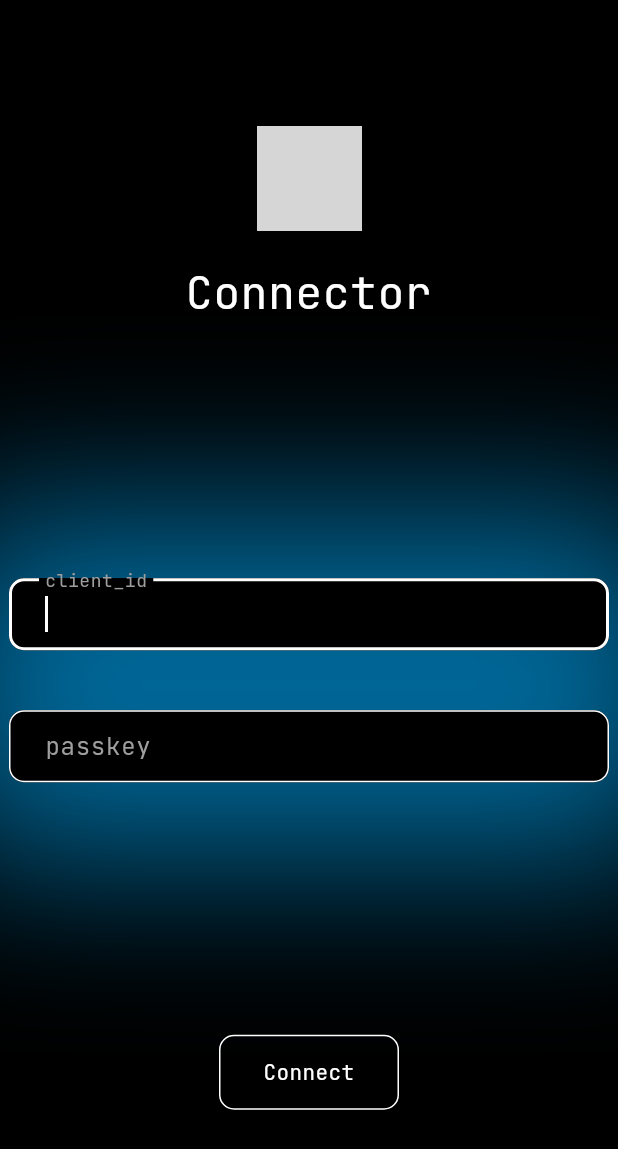
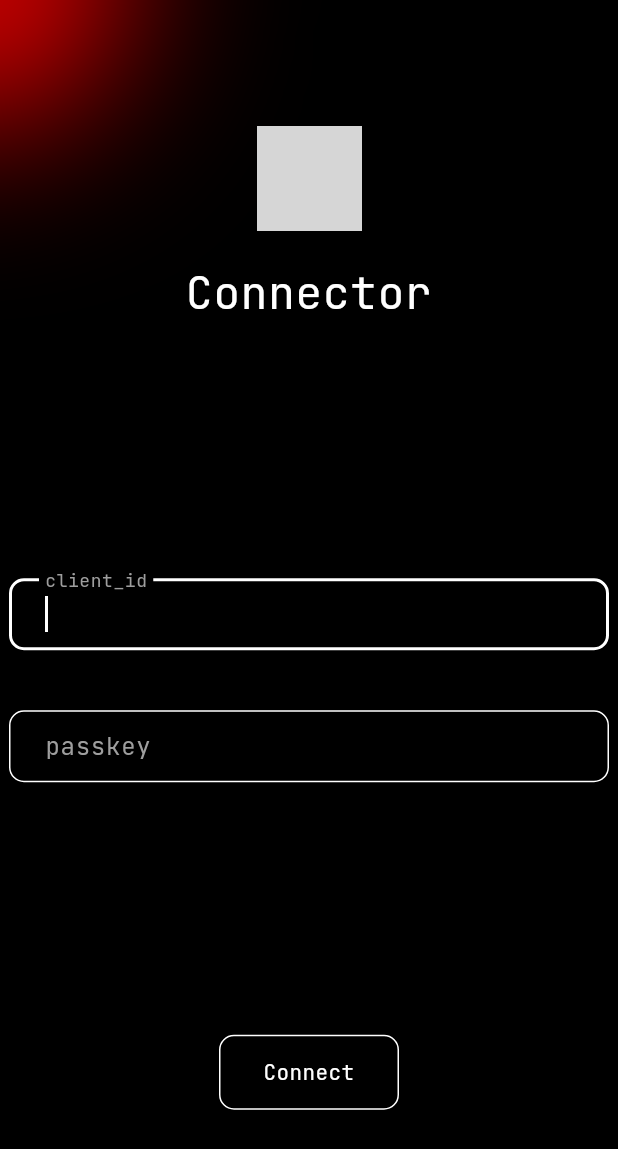
Before and after one commit to jschaeken/connector, a Flutter app: the screen it shows after launch, on a phone screen of 412 x 824 dp. Shown: the top 1149 px of the screen. Run offline on Flutter 3.47's test engine with Material 3 defaults, Android fonts, the phone set to English and light mode, and no system bars; drawn by our look-alikes of flutter_animate; our stand-ins replace firebase_core, google_fonts; accounts and stored records are empty; network calls fail; statements that could not run were skipped; grey boxes are pictures that could not be loaded.

Commit message:
chore: Refactor login view widget and add mouse position tracking with color fade pointer

```diff
--- a/lib/screens/login_view.dart
+++ b/lib/screens/login_view.dart
@@ -61,11 +61,26 @@ class _LoginViewState extends State<LoginView> {
     }
   }
 
+  Offset _mousePosition = const Offset(0, 0);
+
   @override
   Widget build(BuildContext context) {
     return Scaffold(
       backgroundColor: Colors.black,
-      body: Column(
+      body: MouseRegion(
+        onHover: (event) {
+          setState(() {
+            debugPrint('Mouse position: ${event.localPosition}');
+            _mousePosition = event.localPosition;
+          });
+        },
+        child: Stack(
+          fit: StackFit.expand,
+          children: [
+            ColorFadeBox(
+              position: _mousePosition,
+            ),
+            Column(
               crossAxisAlignment: CrossAxisAlignment.center,
               mainAxisAlignment: MainAxisAlignment.spaceAround,
               children: [
@@ -87,18 +102,12 @@ class _LoginViewState extends State<LoginView> {
                     ),
                   ],
                 ),
-          Container(
-            decoration: const BoxDecoration(
-              boxShadow: [
-                BoxShadow(
-                  color: Color.fromARGB(255, 0, 104, 153),
-                  spreadRadius: 50,
-                  blurRadius: 100,
-                  offset: Offset(0, 3),
-                ),
-              ],
-            ),
-            child: Column(
+                SizedBox(
+                  width: 400,
+                  child: Stack(
+                    alignment: Alignment.center,
+                    children: [
+                      Column(
                         children: [
                           CustomTextField(
                             focusNode: clientCodeFocusNode,
@@ -112,6 +121,8 @@ class _LoginViewState extends State<LoginView> {
                           ),
                         ],
                       ),
+                    ],
+                  ),
                 ),
                 LoginButton(
                   onTap: () {
@@ -120,6 +131,59 @@ class _LoginViewState extends State<LoginView> {
                 ),
               ],
             ),
+          ],
+        ),
+      ),
+    );
+  }
+}
+
+class ColorFadeBox extends StatelessWidget {
+  const ColorFadeBox({
+    super.key,
+    required this.position,
+  });
+
+  final Offset position;
+
+  Offset get _mousePosition => position;
+
+  @override
+  Widget build(BuildContext context) {
+    return Positioned(
+      left: ((_mousePosition.dx / 8) - 50),
+      top: ((_mousePosition.dy / 8) - 50),
+      child: Animate(
+        onPlay: (controller) => controller.repeat(reverse: true),
+      )
+          .custom(
+              duration: 5000.ms,
+              curve: Curves.linear,
+              builder: (context, value, child) {
+                final color = HSVColor.lerp(
+                  const HSVColor.fromAHSV(1.0, 0.0, 1.0, 1.0),
+                  const HSVColor.fromAHSV(1.0, 360.0, 1.0, 1.0),
+                  value,
+                )!
+                    .toColor();
+                return Container(
+                  width: 100 * (1 - value + .3),
+                  height: 100 * (1 - value + .3),
+                  decoration: BoxDecoration(
+                    borderRadius: BorderRadius.circular(100),
+                    boxShadow: [
+                      BoxShadow(
+                        color: color,
+                        spreadRadius: 50,
+                        blurRadius: 100,
+                        offset: Offset(
+                            _mousePosition.dx - 50, _mousePosition.dy - 50),
+                      ),
+                    ],
+                  ),
+                );
+              })
+          .fadeIn(),
     );
   }
 }
```
Lines whose indentation alone changed are shown as unchanged.
